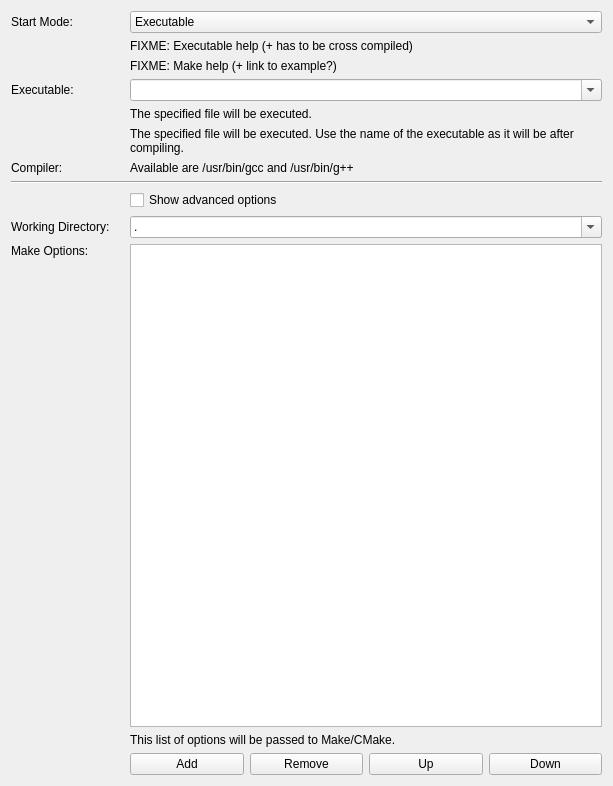
Qt form src/brickv/plugin_system/plugins/red/ui/program_page_c.ui (Tinkerforge/brickv) before a commit.
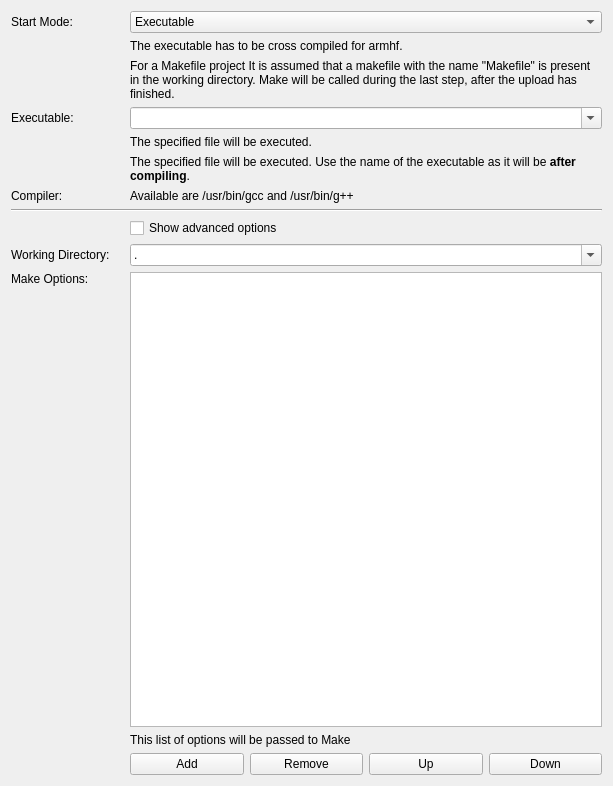
The same form after that commit.

```diff
--- a/src/brickv/plugin_system/plugins/red/ui/program_page_c.ui
+++ b/src/brickv/plugin_system/plugins/red/ui/program_page_c.ui
@@ -145,7 +145,7 @@
      <item row="12" column="1" colspan="4">
       <widget class="QLabel" name="label_options_help">
        <property name="text">
-        <string>This list of options will be passed to Make/CMake.</string>
+        <string>This list of options will be passed to Make</string>
        </property>
        <property name="wordWrap">
         <bool>true</bool>
@@ -155,7 +155,7 @@
      <item row="2" column="1" colspan="4">
       <widget class="QLabel" name="label_start_executable_help">
        <property name="text">
-        <string>FIXME: Executable help (+ has to be cross compiled)</string>
+        <string>The executable has to be cross compiled for armhf.</string>
        </property>
        <property name="wordWrap">
         <bool>true</bool>
@@ -165,7 +165,7 @@
      <item row="3" column="1" colspan="4">
       <widget class="QLabel" name="label_start_make_help">
        <property name="text">
-        <string>FIXME: Make help (+ link to example?)</string>
+        <string>For a Makefile project It is assumed that a makefile with the name &quot;Makefile&quot; is present in the working directory. Make will be called during the last step, after the upload has finished.</string>
        </property>
        <property name="wordWrap">
         <bool>true</bool>
@@ -185,7 +185,7 @@
      <item row="6" column="1" colspan="4">
       <widget class="QLabel" name="label_file_make_help">
        <property name="text">
-        <string>The specified file will be executed. Use the name of the executable as it will be after compiling.</string>
+        <string>The specified file will be executed. Use the name of the executable as it will be &lt;b&gt;after compiling&lt;/b&gt;.</string>
        </property>
        <property name="wordWrap">
         <bool>true</bool>
```
Left out of the diff: 5 changed lines with no effect on the pictures.
